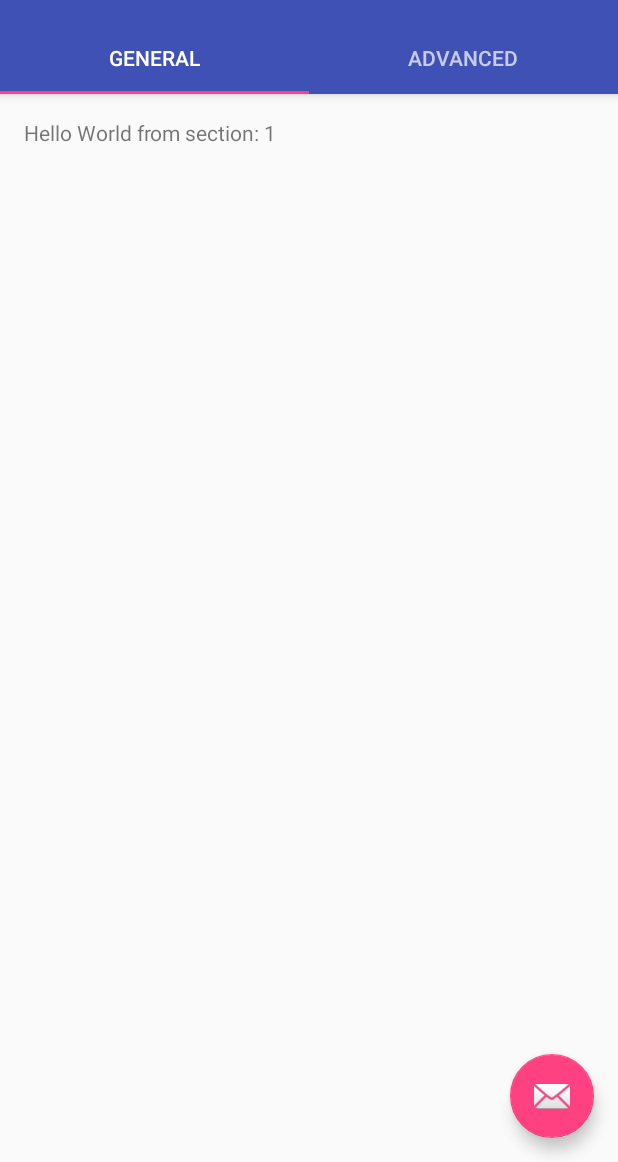
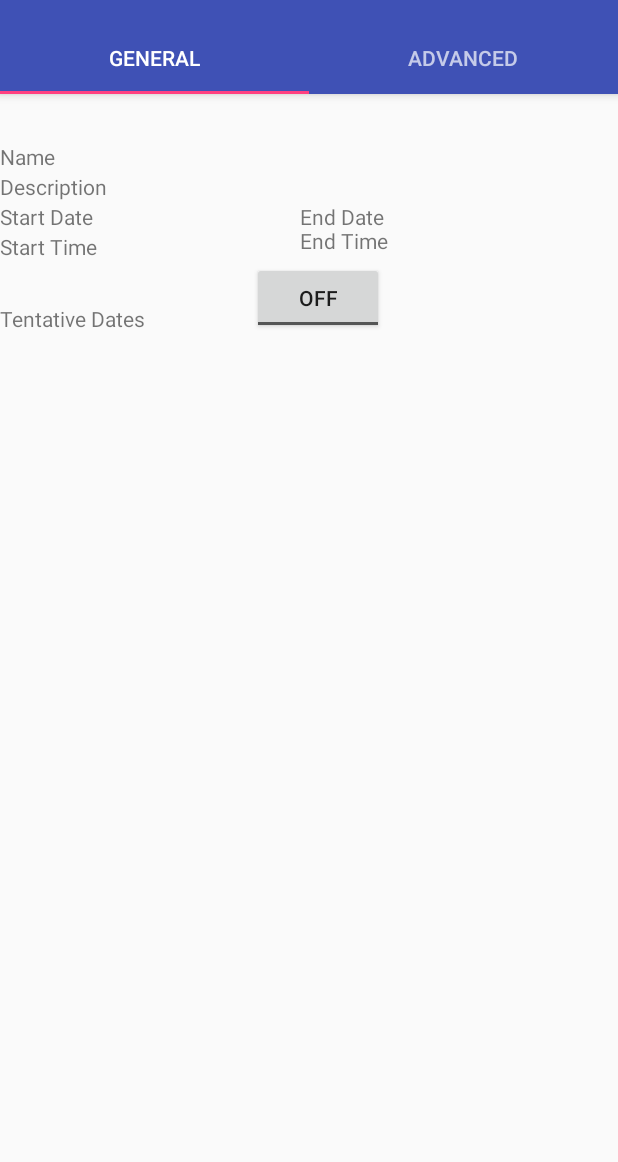
Before and after one commit to ilyayudkovich/InterestUp, an Android app: the CreateEventPage screen opened directly, with no data from a screen before it, on a phone screen of 412 x 824 dp, the part 74-1236 px from its top. Run offline under Robolectric (Android 15) with nearby library versions, the phone set to English and light mode, and no system bars.

Commit message:
Removing floating button from create event page Fleshed out "general" in create event page Currently there is a small issue where everything in "General" is being mirrored to "Advanced"

```diff
--- a/app/src/main/java/com/example/mdenker/interestup/CreateEventPage.java
+++ b/app/src/main/java/com/example/mdenker/interestup/CreateEventPage.java
@@ -55,16 +55,6 @@ public class CreateEventPage extends AppCompatActivity {
 
         mViewPager.addOnPageChangeListener(new TabLayout.TabLayoutOnPageChangeListener(tabLayout));
         tabLayout.addOnTabSelectedListener(new TabLayout.ViewPagerOnTabSelectedListener(mViewPager));
-
-        FloatingActionButton fab = (FloatingActionButton) findViewById(R.id.fab);
-        fab.setOnClickListener(new View.OnClickListener() {
-            @Override
-            public void onClick(View view) {
-                Snackbar.make(view, "Replace with your own action", Snackbar.LENGTH_LONG)
-                        .setAction("Action", null).show();
-            }
-        });
-
     }
 
 
@@ -118,9 +108,9 @@ public class CreateEventPage extends AppCompatActivity {
         @Override
         public View onCreateView(LayoutInflater inflater, ViewGroup container,
                                  Bundle savedInstanceState) {
-            View rootView = inflater.inflate(R.layout.fragment_create_event_page, container, false);
-            TextView textView = (TextView) rootView.findViewById(R.id.section_label);
-            textView.setText(getString(R.string.section_format, getArguments().getInt(ARG_SECTION_NUMBER)));
+            View rootView = inflater.inflate(R.layout.create_event_general_tab, container, false);
+            //TextView textView = (TextView) rootView.findViewById(R.id.section_label);
+            //textView.setText(getString(R.string.section_format, getArguments().getInt(ARG_SECTION_NUMBER)));
             return rootView;
         }
     }
--- /dev/null
+++ b/app/src/main/res/layout/create_event_general_tab.xml
@@ -0,0 +1,97 @@
+<android.support.constraint.ConstraintLayout xmlns:android="http://schemas.android.com/apk/res/android"
+    xmlns:app="http://schemas.android.com/apk/res-auto"
+    xmlns:tools="http://schemas.android.com/tools"
+    android:id="@+id/constraintLayout"
+    android:layout_width="match_parent"
+    android:layout_height="match_parent"
+    tools:context="com.example.mdenker.interestup.CreateEventPage$PlaceholderFragment">
+
+    <TextView
+        android:id="@+id/section_label"
+        android:layout_width="wrap_content"
+        android:layout_height="wrap_content"
+        android:layout_marginBottom="@dimen/activity_vertical_margin"
+        android:layout_marginEnd="@dimen/activity_horizontal_margin"
+        android:layout_marginStart="@dimen/activity_horizontal_margin"
+        android:layout_marginTop="@dimen/activity_vertical_margin"
+        app:layout_constraintLeft_toLeftOf="parent"
+        app:layout_constraintTop_toTopOf="@+id/constraintLayout"
+        tools:layout_constraintLeft_creator="1"
+        tools:layout_constraintTop_creator="1" />
+
+    <TextView
+        android:id="@+id/textView"
+        android:layout_width="wrap_content"
+        android:layout_height="wrap_content"
+        android:layout_marginTop="32dp"
+        android:text="Name"
+        android:visibility="visible"
+        app:layout_constraintTop_toTopOf="parent"
+        tools:layout_editor_absoluteX="0dp" />
+
+    <TextView
+        android:id="@+id/textView3"
+        android:layout_width="wrap_content"
+        android:layout_height="wrap_content"
+        android:layout_marginTop="52dp"
+        android:text="Description"
+        app:layout_constraintTop_toTopOf="parent"
+        tools:layout_editor_absoluteX="0dp" />
+
+    <TextView
+        android:id="@+id/textView4"
+        android:layout_width="wrap_content"
+        android:layout_height="wrap_content"
+        android:layout_marginTop="72dp"
+        android:text="Start Date"
+        app:layout_constraintTop_toTopOf="parent"
+        tools:layout_editor_absoluteX="0dp" />
+
+    <TextView
+        android:id="@+id/textView5"
+        android:layout_width="wrap_content"
+        android:layout_height="wrap_content"
+        android:layout_marginStart="200dp"
+        android:layout_marginTop="72dp"
+        android:text="End Date"
+        app:layout_constraintStart_toStartOf="@+id/textView4"
+        app:layout_constraintTop_toTopOf="parent" />
+
+    <TextView
+        android:id="@+id/textView6"
+        android:layout_width="wrap_content"
+        android:layout_height="wrap_content"
+        android:layout_marginTop="92dp"
+        android:text="Start Time"
+        app:layout_constraintTop_toTopOf="parent"
+        tools:layout_editor_absoluteX="0dp" />
+
+    <TextView
+        android:id="@+id/textView7"
+        android:layout_width="wrap_content"
+        android:layout_height="wrap_content"
+        android:layout_marginStart="200dp"
+        android:layout_marginTop="88dp"
+        android:text="End Time"
+        app:layout_constraintStart_toStartOf="@+id/textView6"
+        app:layout_constraintTop_toTopOf="parent" />
+
+    <ToggleButton
+        android:id="@+id/toggleButton"
+        android:layout_width="wrap_content"
+        android:layout_height="wrap_content"
+        android:layout_marginStart="168dp"
+        android:layout_marginTop="112dp"
+        app:layout_constraintStart_toStartOf="@+id/textView8"
+        app:layout_constraintTop_toTopOf="parent" />
+
+    <TextView
+        android:id="@+id/textView8"
+        android:layout_width="wrap_content"
+        android:layout_height="wrap_content"
+        android:layout_marginTop="140dp"
+        android:text="Tentative Dates"
+        app:layout_constraintTop_toTopOf="parent"
+        tools:layout_editor_absoluteX="0dp" />
+
+</android.support.constraint.ConstraintLayout>
--- a/app/src/main/res/layout/create_event_page.xml
+++ b/app/src/main/res/layout/create_event_page.xml
@@ -53,12 +53,4 @@
         android:layout_height="match_parent"
         app:layout_behavior="@string/appbar_scrolling_view_behavior" />
 
-    <android.support.design.widget.FloatingActionButton
-        android:id="@+id/fab"
-        android:layout_width="wrap_content"
-        android:layout_height="wrap_content"
-        android:layout_gravity="end|bottom"
-        android:layout_margin="@dimen/fab_margin"
-        app:srcCompat="@android:drawable/ic_dialog_email" />
-
 </android.support.design.widget.CoordinatorLayout>
```
Also changed, not shown: app/src/main/res/layout/create_event_advanced_tab.xml (renamed from app/src/main/res/layout/fragment_create_event_page.xml).
